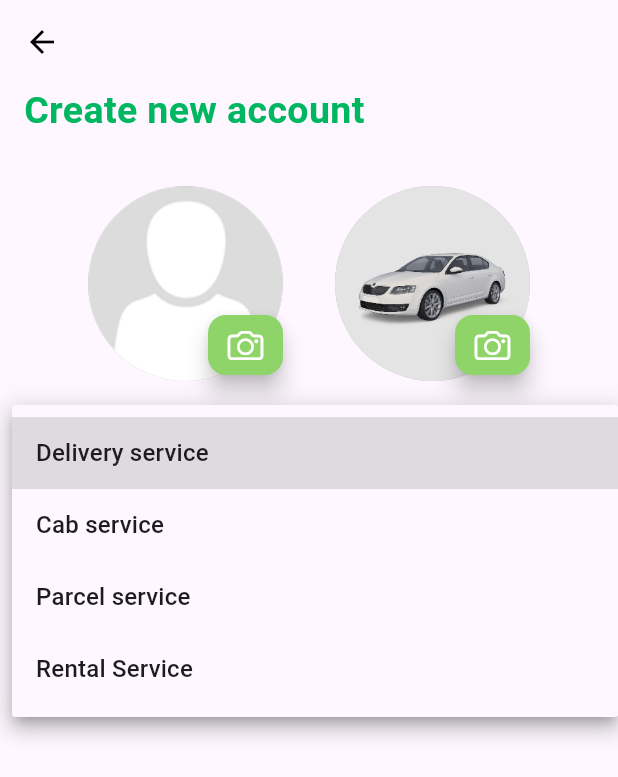
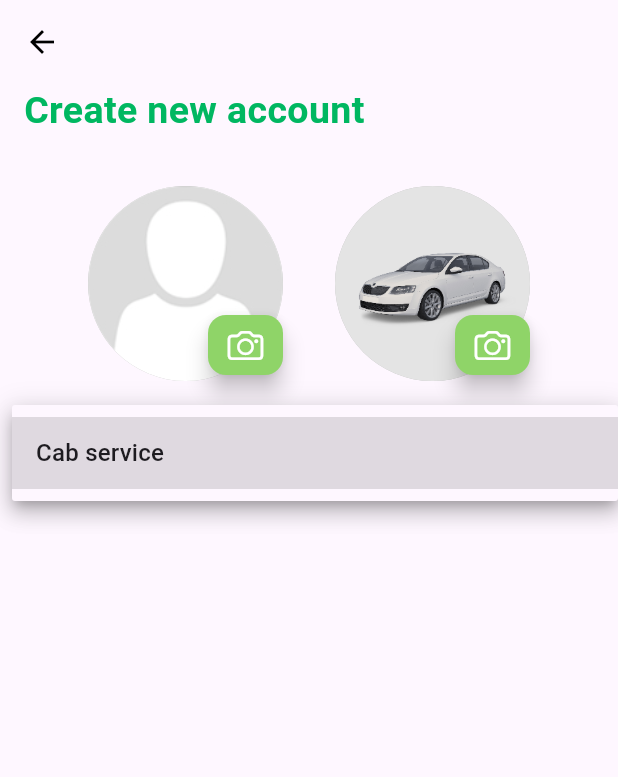
Before and after one commit to Nirajan1/Emergency_driver, a Flutter app: the SignUpScreen screen opened directly, after a tap on "Please choose a service type.", on a phone screen of 412 x 824 dp. Shown: the top 777 px of the screen. Run offline on Flutter 3.47's test engine with Material 3 defaults, Android fonts, the phone set to English and light mode, and no system bars; our stand-ins replace audioplayers, cached_network_image, cloud_firestore, cloud_functions, easy_localization, firebase_auth and 21 more; missing offline and left inert: firebase_app_check, flutter_facebook_auth, flutter_paypal_native, flutter_polyline_points, flutter_stripe and 10 more; accounts and stored records are empty.

Commit message:
minor changes

```diff
--- a/lib/services/helper.dart
+++ b/lib/services/helper.dart
@@ -111,6 +111,7 @@ hideProgress() async {
 
 //helper method to show alert dialog
 showAlertDialog(BuildContext context, String title, String content, bool addOkButton) {
+
   // set up the AlertDialog
   Widget? okButton;
   if (addOkButton) {
--- a/lib/ui/signUp/SignUpScreen.dart
+++ b/lib/ui/signUp/SignUpScreen.dart
@@ -50,10 +50,10 @@ class _SignUpState extends State<SignUpScreen> {
   TextEditingController _companyAddressController = TextEditingController();
 
   List<String> _locations = [
-    'Delivery service',
+    // 'Delivery service',
     'Cab service',
-    'Parcel service',
-    'Rental Service'
+    // 'Parcel service',
+    // 'Rental Service'
   ]; // Option 2
   String? _selectedServiceType;
 
```
Also changed, not shown: lib/main.dart (+6 -3 lines), 4 other files.
